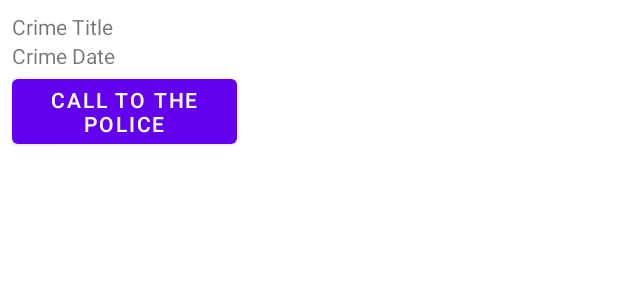
After one commit to UmiKitsune/BigNerdRanch, an Android app: the layout item_crime_police.xml on its own in the app's theme, with its tools: preview values and no code run, on a phone screen of 412 x 824 dp. The commit adds this screen. Shown: the top 300 px of the screen. Run offline under Robolectric (Android 15) with nearby library versions, the phone set to English and light mode, and no system bars.

Commit message:
9 lesson(recyclerView)

```diff
--- a/app/build.gradle
+++ b/app/build.gradle
@@ -45,4 +45,9 @@ dependencies {
     testImplementation 'junit:junit:4.+'
     androidTestImplementation 'androidx.test.ext:junit:1.1.5'
     androidTestImplementation 'androidx.test.espresso:espresso-core:3.5.1'
+    implementation 'androidx.lifecycle:lifecycle-extensions:2.2.0'
+    implementation 'androidx.fragment:fragment-ktx:1.5.5'
+
+
+
 }
--- a/app/src/main/java/com/example/geoquiz/Crime.kt
+++ b/app/src/main/java/com/example/geoquiz/Crime.kt
@@ -5,6 +5,7 @@ import java.util.*
 data class Crime(
     val id: UUID = UUID.randomUUID(), //рандомный уникальный id
     var title: String = "",
-    var data: Date = Date(),
-    var isSolved: Boolean = false
+    var date: Date = Date(),
+    var isSolved: Boolean = false,
+    var requiresPolice: Boolean = false
 )
--- a/app/src/main/java/com/example/geoquiz/CrimeFragment.kt
+++ b/app/src/main/java/com/example/geoquiz/CrimeFragment.kt
@@ -3,7 +3,6 @@ package com.example.geoquiz
 import android.os.Bundle
 import android.text.Editable
 import android.text.TextWatcher
-import android.util.Log
 import android.view.LayoutInflater
 import android.view.View
 import android.view.ViewGroup
@@ -27,7 +26,7 @@ class CrimeFragment : Fragment() {
         binding = FragmentCrimeBinding.inflate(inflater, container, false)
 
         binding.crimeDate.apply {
-            text = crime.data.toString()
+            text = crime.date.toString()
             isEnabled = false
         }
 
--- a/app/src/main/java/com/example/geoquiz/MainActivity.kt
+++ b/app/src/main/java/com/example/geoquiz/MainActivity.kt
@@ -13,7 +13,7 @@ class MainActivity : AppCompatActivity() {
         val currentFragment = supportFragmentManager.findFragmentById(R.id.fragment_container)
 
         if (currentFragment == null) {
-            val fragment = CrimeFragment()
+            val fragment = CrimeListFragment.newInstance()
             supportFragmentManager
                 .beginTransaction()
                 .add(R.id.fragment_container, fragment)
--- /dev/null
+++ b/app/src/main/res/layout/item_crime_police.xml
@@ -0,0 +1,29 @@
+<?xml version="1.0" encoding="utf-8"?>
+<LinearLayout xmlns:android="http://schemas.android.com/apk/res/android"
+    xmlns:tools="http://schemas.android.com/tools"
+    android:layout_width="match_parent"
+    android:layout_height="wrap_content"
+    android:orientation="vertical"
+    android:padding="8dp">
+
+
+    <TextView
+        android:id="@+id/crime_title"
+        android:layout_width="match_parent"
+        android:layout_height="wrap_content"
+        tools:text="Crime Title" />
+
+    <TextView
+        android:id="@+id/crime_date"
+        android:layout_width="match_parent"
+        android:layout_height="wrap_content"
+        tools:text="Crime Date" />
+
+
+    <Button
+        android:layout_width="150dp"
+        android:layout_height="wrap_content"
+        android:layout_weight="1"
+        android:text="@string/call_to_the_police" />
+
+</LinearLayout>
--- a/app/src/main/res/values/strings.xml
+++ b/app/src/main/res/values/strings.xml
@@ -4,5 +4,8 @@
     <string name="crime_title_label">Title</string>
     <string name="crime_details_label">Details</string>
     <string name="crime_solved_label">Solved</string>
+    <!-- TODO: Remove or change this placeholder text -->
+    <string name="hello_blank_fragment">Hello blank fragment</string>
+    <string name="call_to_the_police">call to the police</string>
 
 </resources>
```
Also changed, not shown: app/src/main/java/com/example/geoquiz/CrimeListFragment.kt (added, +121 -0 lines), app/src/main/java/com/example/geoquiz/CrimeListViewModel.kt (added, +18 -0 lines), app/src/main/res/layout/fragment_crime_list.xml (added, +8 -0 lines), app/src/main/res/layout/item_crime.xml (added, +21 -0 lines).
